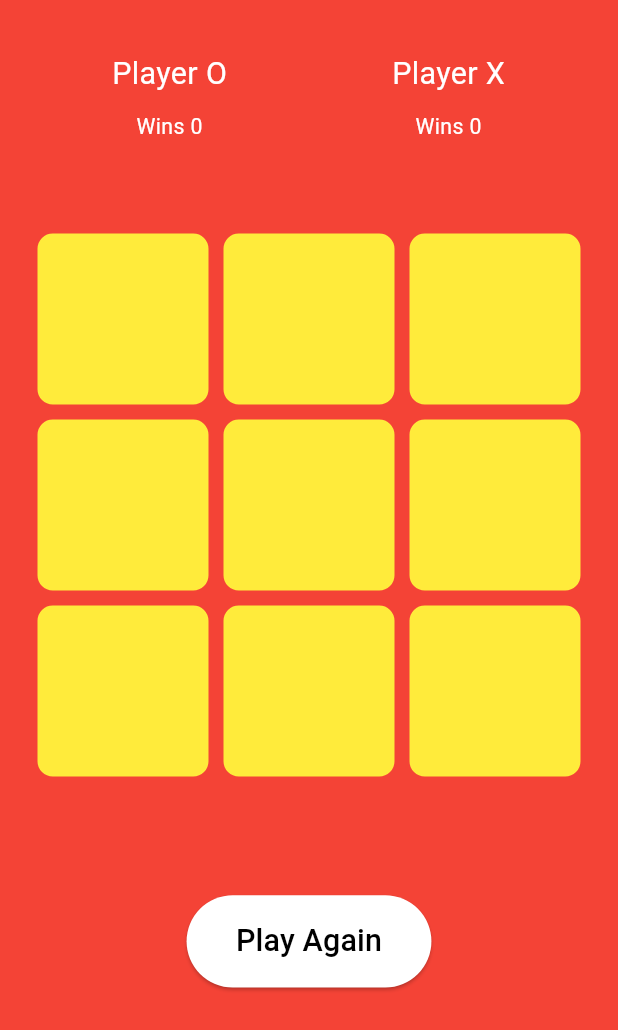
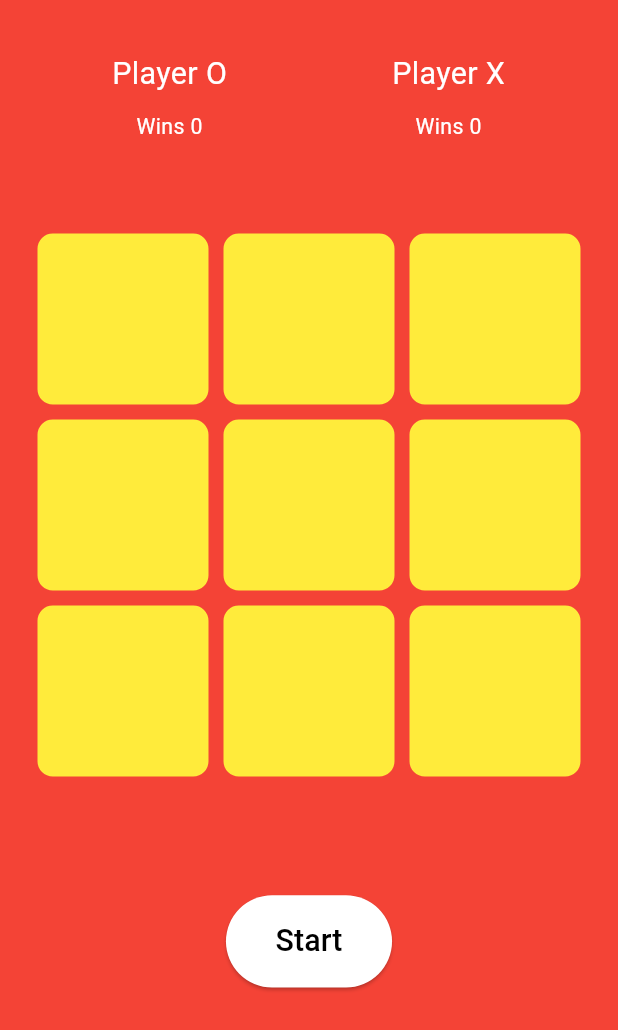
Before and after one commit to parthR1910/my_tic_tac_toe, a Flutter app: the screen it shows after launch, on a phone screen of 412 x 824 dp. Shown: the top 1030 px of the screen. Run offline on Flutter 3.47's test engine with Material 2 defaults, Android fonts, the phone set to English and light mode, and no system bars; our stand-ins replace confetti, flutter_riverpod, flutter_screenutil, google_fonts; Roboto replaces fonts that are missing (Coiny).

Commit message:
tic toc toe game completed

```diff
--- a/lib/ui/home/home.dart
+++ b/lib/ui/home/home.dart
@@ -1,3 +1,6 @@
+import 'dart:math' show pi;
+
+import 'package:confetti/confetti.dart';
 import 'package:flutter/material.dart';
 import 'package:flutter_riverpod/flutter_riverpod.dart';
 import 'package:flutter_screenutil/flutter_screenutil.dart';
@@ -6,21 +9,34 @@ import 'package:tic_toc_toe/ui/home/controller/home_controller.dart';
 import 'package:tic_toc_toe/ui/utils/common_device_configuration.dart';
 import 'package:tic_toc_toe/ui/utils/theme/app_color.dart';
 
-class Home extends StatelessWidget {
+class Home extends ConsumerWidget {
   const Home({super.key});
 
   @override
-  Widget build(BuildContext context) {
+  Widget build(BuildContext context,WidgetRef ref) {
     mobileConfiguration(context);
-    return Scaffold(
+    return Stack(
+      alignment: Alignment.center,
+      children: [
+        Scaffold(
           backgroundColor: AppColors.red,
-      body: _bodyWidget,
+          body: _bodyWidget(ref),
+        ),
+        ConfettiWidget(confettiController: ref.watch(homeController).confettiController,
+        colors: [AppColors.yellow,AppColors.red,AppColors.blue,AppColors.white],
+          blastDirection: - pi /2,
+          emissionFrequency: 0.1,
+          gravity: 0.1,
+        ),
+      ],
     );
   }
 
-  get _bodyWidget => Consumer(
-        builder: (context, ref, child) {
+
+  Widget _bodyWidget(WidgetRef ref) {
     final homeWatch = ref.watch(homeController);
+    final isRunning =
+    homeWatch.timer == null ? false : homeWatch.timer!.isActive;
     return Padding(
       padding: const EdgeInsets.all(20),
       child: Column(
@@ -28,22 +44,26 @@ class Home extends StatelessWidget {
           Expanded(
             flex: 1,
             child: Padding(
-                    padding:  EdgeInsets.only(top:15.h),
+              padding: EdgeInsets.only(top: 15.h),
               child: Row(
                 children: [
                   Expanded(
                       child: Column(
                         children: [
-                             Text("Player O",style: GoogleFonts.coiny(
-                                textStyle:
-                                TextStyle(fontSize: 20.sp, color: Colors.white)),
+                          Text(
+                            "Player O",
+                            style: GoogleFonts.coiny(
+                                textStyle: TextStyle(
+                                    fontSize: 20.sp, color: Colors.white)),
                           ),
                           SizedBox(
                             height: 10.h,
                           ),
-                            Text("Wins ${homeWatch.oWins}",style: GoogleFonts.coiny(
-                                textStyle:
-                                TextStyle(fontSize: 14.sp, color: Colors.white)),
+                          Text(
+                            "Wins ${homeWatch.oWins}",
+                            style: GoogleFonts.coiny(
+                                textStyle: TextStyle(
+                                    fontSize: 14.sp, color: Colors.white)),
                           ),
                         ],
                       )),
@@ -51,16 +71,22 @@ class Home extends StatelessWidget {
                       flex: 1,
                       child: Column(
                         children: [
-                             Text("Player X",style: GoogleFonts.coiny(
-                                textStyle:
-                                TextStyle(fontSize: 20.sp, color: Colors.white)),
+                          Text(
+                            "Player X",
+                            style: GoogleFonts.coiny(
+                                textStyle: TextStyle(
+                                    fontSize: 20.sp,
+                                    color: Colors.white)),
                           ),
                           SizedBox(
                             height: 10.h,
                           ),
-                            Text("Wins ${homeWatch.xWins}",style: GoogleFonts.coiny(
-                                textStyle:
-                                TextStyle(fontSize: 14.sp, color: Colors.white)),
+                          Text(
+                            "Wins ${homeWatch.xWins}",
+                            style: GoogleFonts.coiny(
+                                textStyle: TextStyle(
+                                    fontSize: 14.sp,
+                                    color: Colors.white)),
                           )
                         ],
                       ))
@@ -84,7 +110,9 @@ class Home extends StatelessWidget {
                     height: 80.h,
                     width: 80.w,
                     decoration: BoxDecoration(
-                              color: AppColors.yellow,
+                        color: homeWatch.maxIndex.contains(index)
+                            ? AppColors.blue
+                            : AppColors.yellow,
                         borderRadius: BorderRadius.circular(15.r),
                         border:
                         Border.all(color: AppColors.red, width: 5)),
@@ -107,27 +135,64 @@ class Home extends StatelessWidget {
                         textStyle: TextStyle(
                             fontSize: 30.sp, color: AppColors.white)),
                   ),
-                        SizedBox(height: 10.h,),
-                        ElevatedButton(
+                  SizedBox(
+                    height: 10.h,
+                  ),
+                  isRunning
+                      ? SizedBox(
+                    height: 100.h,
+                    width: 100.h,
+                    child: Stack(
+                      fit: StackFit.expand,
+                      children: [
+                        CircularProgressIndicator(
+                          value: 1 -
+                              homeWatch.second /
+                                  HomeController.maxSecond,
+                          valueColor: const AlwaysStoppedAnimation(
+                              Colors.white),
+                          strokeWidth: 8,
+                          backgroundColor: AppColors.blue,
+                        ),
+                        Center(
+                          child: Text(
+                            "${homeWatch.second}",
+                            style: GoogleFonts.coiny(
+                                textStyle: TextStyle(
+                                    fontSize: 50.sp,
+                                    color: Colors.white,
+                                    fontWeight: FontWeight.bold)),
+                          ),
+                        )
+                      ],
+                    ),
+                  )
+                      : ElevatedButton(
                       style: ElevatedButton.styleFrom(
                           backgroundColor: AppColors.white,
-                              padding: EdgeInsets.symmetric(horizontal: 30.w,vertical: 16.h)
-                            ),
+                          padding: EdgeInsets.symmetric(
+                              horizontal: 30.w, vertical: 16.h)),
                       onPressed: () {
+                        homeWatch.timerFunction();
                         homeWatch.clearData();
+                        homeWatch.attempt++;
+                        homeWatch.maxIndex = [];
+                        homeWatch.confettiEffect(false);
                       },
                       child: Text(
-                              "Play Again",
+                        homeWatch.attempt == 0
+                            ? "Start"
+                            : "Play Again",
                         textAlign: TextAlign.center,
                         style: GoogleFonts.coiny(
-                                  textStyle:
-                                  TextStyle(fontSize: 20.sp, color: Colors.black)),
+                            textStyle: TextStyle(
+                                fontSize: 20.sp,
+                                color: Colors.black)),
                       ))
                 ],
               )),
         ],
       ),
     );
-        },
-      );
   }
+}
--- a/pubspec.yaml
+++ b/pubspec.yaml
@@ -39,7 +39,7 @@ dependencies:
   flutter_screenutil:
   responsive_builder:
   flutter_riverpod:
-
+  confetti:
 dev_dependencies:
   flutter_test:
     sdk: flutter
```
Also changed, not shown: lib/ui/home/controller/home_controller.dart (+118 -30 lines), pubspec.lock. Lines whose indentation alone changed are shown as unchanged.
